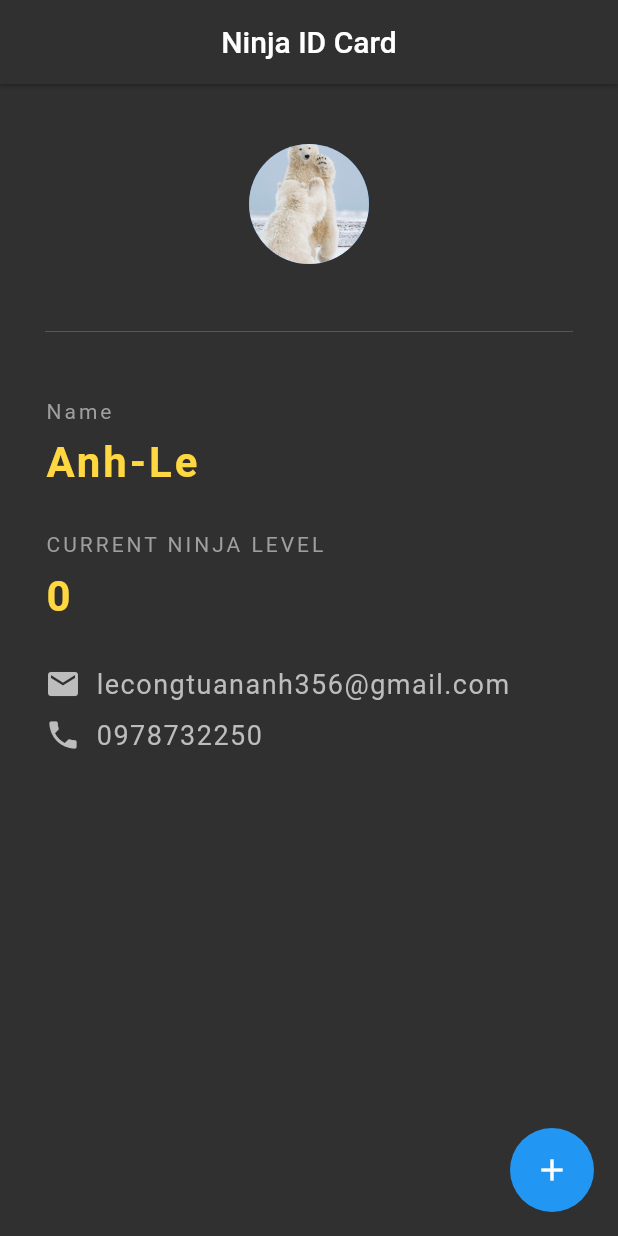
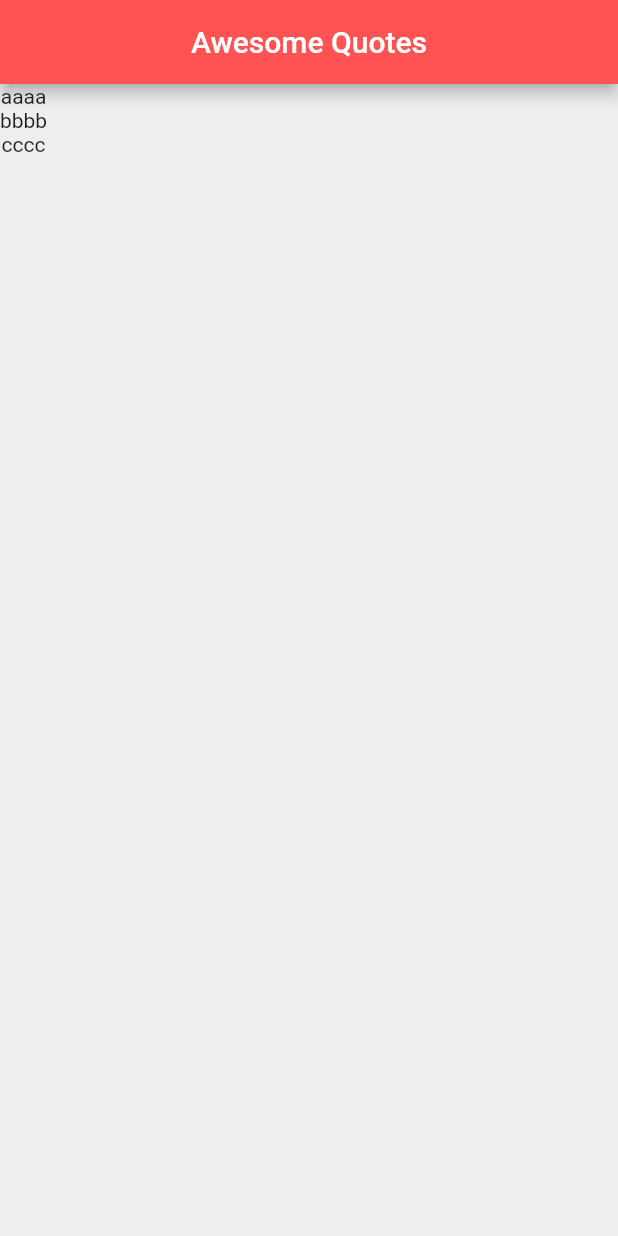
Before and after one commit to tuananh3561/flutter_learning, a Flutter app: the screen it shows after launch, on a phone screen of 412 x 824 dp. Run offline on Flutter 3.47's test engine with Material 2 defaults, Android fonts, the light colour scheme and no system bars.

Commit message:
List of Data

```diff
--- a/lib/main.dart
+++ b/lib/main.dart
@@ -2,128 +2,36 @@ import 'package:flutter/material.dart';
 
 void main() {
   runApp(MaterialApp(
-    home: NinjaCard(),
+    home: QuoteList(),
   ));
 }
 
-class NinjaCard extends StatefulWidget {
-  const NinjaCard({Key? key}) : super(key: key);
+class QuoteList extends StatefulWidget {
+  const QuoteList({Key? key}) : super(key: key);
 
   @override
-  State<NinjaCard> createState() => _NinjaCardState();
+  State<QuoteList> createState() => _QuoteListState();
 }
 
-class _NinjaCardState extends State<NinjaCard> {
-  int ninjaLevel = 0;
+class _QuoteListState extends State<QuoteList> {
+
+  List<String> quotes = [
+    "aaaa",
+    "bbbb",
+    "cccc"
+  ];
 
   @override
   Widget build(BuildContext context) {
     return Scaffold(
-      backgroundColor: Colors.grey[850],
+      backgroundColor: Colors.grey[200],
       appBar: AppBar(
-        title: Text("Ninja ID Card"),
+        title: Text("Awesome Quotes"),
         centerTitle: true,
-        backgroundColor: Colors.grey[850],
-        elevation: 1.0,
+        backgroundColor: Colors.redAccent,
       ),
-      floatingActionButton: FloatingActionButton(
-        onPressed: () {
-          setState(() {
-            ninjaLevel += 1;
-          });
-        },
-        child: Icon(Icons.add),
-        backgroundColor: Colors.red[850],
-        elevation: 0.0,
-      ),
-      body: Padding(
-        padding: const EdgeInsets.fromLTRB(30, 40, 30, 0),
-        child: Column(
-          crossAxisAlignment: CrossAxisAlignment.start,
-          children: [
-            Center(
-              child: CircleAvatar(
-                backgroundImage: AssetImage('assets/avata.jpg'),
-                radius: 40,
-              ),
-            ),
-            Divider(
-              height: 90.0,
-              color: Colors.red[800],
-            ),
-            Text(
-              "Name",
-              style: TextStyle(
-                color: Colors.grey,
-                letterSpacing: 2.0,
-              ),
-            ),
-            SizedBox(height: 10),
-            Text(
-              "Anh-Le",
-              style: TextStyle(
-                color: Colors.amberAccent[200],
-                fontSize: 28,
-                letterSpacing: 2.0,
-                fontWeight: FontWeight.bold,
-              ),
-            ),
-            SizedBox(height: 30),
-            Text(
-              "CURRENT NINJA LEVEL",
-              style: TextStyle(
-                color: Colors.grey,
-                letterSpacing: 2.0,
-              ),
-            ),
-            SizedBox(height: 10),
-            Text(
-              "$ninjaLevel",
-              style: TextStyle(
-                color: Colors.amberAccent[200],
-                fontSize: 28,
-                letterSpacing: 2.0,
-                fontWeight: FontWeight.bold,
-              ),
-            ),
-            SizedBox(height: 30),
-            Row(
-              children: [
-                Icon(
-                  Icons.email,
-                  color: Colors.grey[400],
-                ),
-                SizedBox(width: 10.0),
-                Text(
-                  "lecongtuananh356@gmail.com",
-                  style: TextStyle(
-                    color: Colors.grey[400],
-                    fontSize: 18.0,
-                    letterSpacing: 1.0,
-                  ),
-                )
-              ],
-            ),
-            SizedBox(height: 10),
-            Row(
-              children: [
-                Icon(
-                  Icons.phone,
-                  color: Colors.grey[400],
-                ),
-                SizedBox(width: 10.0),
-                Text(
-                  "0978732250",
-                  style: TextStyle(
-                    color: Colors.grey[400],
-                    fontSize: 18.0,
-                    letterSpacing: 1.0,
-                  ),
-                )
-              ],
-            ),
-          ],
-        ),
+      body: Column(
+        children:  quotes.map((quote) => Text(quote)).toList(),
       ),
     );
   }
```
